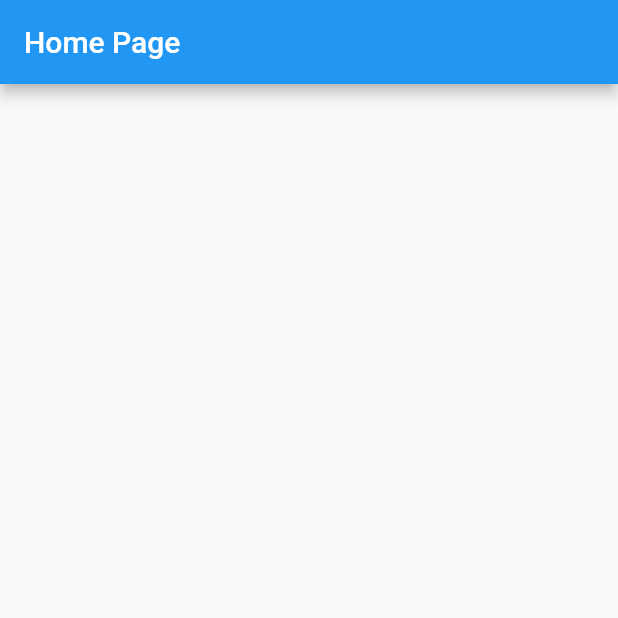
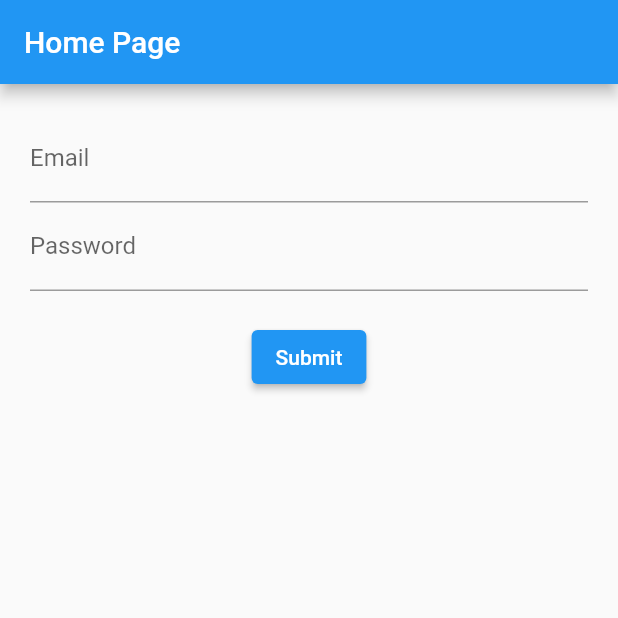
Before and after one commit to Wasim-Zaman/firebase_auth_using_bloc_flutter, a Flutter app: the screen it shows after launch, on a phone screen of 412 x 824 dp, the top half of it. Run offline on Flutter 3.47's test engine with Material 2 defaults, Android fonts, the phone set to English and light mode, and no system bars; our stand-ins replace email_validator, flutter_bloc.

Commit message:
done but miss-working

```diff
--- a/lib/blocs/auth_bloc.dart
+++ b/lib/blocs/auth_bloc.dart
@@ -0,0 +1,44 @@
+import 'package:firebase_auth_using_bloc_flutter/blocs/auth_repository.dart';
+import 'package:flutter_bloc/flutter_bloc.dart';
+import 'package:email_validator/email_validator.dart';
+
+import './auth_events.dart';
+import './auth_states.dart';
+
+class AuthBloc extends Bloc<AuthEvents, AuthStates> {
+  AuthBloc() : super(InitialState()) {
+    on<EmailValidationEvent>((event, emit) {
+      if (event.email == null || event.email.isEmpty) {
+        emit(InvalidEmailState('Please enter some text'));
+      }
+      if (!EmailValidator.validate(event.email)) {
+        emit(InvalidEmailState('Please enter a valid email address'));
+      } else {
+        emit(ValidEmailState(null));
+      }
+    });
+
+    on<PasswordValidationEvent>((event, emil) {
+      if (event.password == null || event.password.isEmpty) {
+        emit(InvalidPasswordState('Please enter some text'));
+      }
+      if (event.password.length < 6) {
+        emit(InvalidPasswordState(
+            'Password must be at least 6 characters long'));
+      } else {
+        emit(ValidPasswordState(null));
+      }
+    });
+    on<FormSavedEvent>((event, emit) async {
+      final authRep = AuthRepository();
+      final response = await authRep.signin(event.email, event.password);
+      if (response) {
+        emit(SuccessfulState());
+        print('Log in successful');
+      } else {
+        print('Log in failed');
+        emit(FailedState());
+      }
+    });
+  }
+}
--- a/lib/blocs/auth_events.dart
+++ b/lib/blocs/auth_events.dart
@@ -8,11 +8,17 @@ abstract class AuthEvents {}
 
   * NOTE: While adding event, just look into the UI and see what user can do
 */
-class FormValidationEvent extends AuthEvents {
+
+class EmailValidationEvent extends AuthEvents {
   final String email;
+
+  EmailValidationEvent(this.email);
+}
+
+class PasswordValidationEvent extends AuthEvents {
   final String password;
 
-  FormValidationEvent(this.email, this.password);
+  PasswordValidationEvent(this.password);
 }
 
 class FormSavedEvent extends AuthEvents {
--- /dev/null
+++ b/lib/blocs/auth_repository.dart
@@ -0,0 +1,76 @@
+import 'dart:convert';
+
+import 'package:http/http.dart' as http;
+
+class AuthRepository {
+  String? _token;
+  DateTime? _expiryDate;
+  String? _userId;
+
+  bool get isAuth {
+    return token != null;
+  }
+
+  String? get token {
+    if (_expiryDate != null &&
+        _expiryDate!.isAfter(DateTime.now()) &&
+        _token != null) {
+      return _token;
+    }
+    return null;
+  }
+
+  Future<bool> _authenticate(
+      String email, String password, String urlSegment) async {
+    final url =
+        'https://identitytoolkit.googleapis.com/v1/accounts:$urlSegment?key=AIzaSyDDWgdNsBAS942UIa4ShSw2jBiGju2FJqY';
+
+    try {
+      final response = await http.post(
+        Uri.parse(url),
+        body: json.encode(
+          {
+            'email': email,
+            'password': password,
+            'returnSecureToken': true,
+          },
+        ),
+      );
+      final responseBody = json.decode(response.body);
+      if (responseBody['error'] == null) {
+        // handle the error.
+        print(
+            '****** Try Bloc Error: ${responseBody['error']['message']} ******');
+        return false;
+      }
+      print('****** Response Body: $responseBody ******');
+
+      // get the token from the response body.
+      _token = responseBody['idToken'];
+
+      // get the user id from the response body.
+      _userId = responseBody['localId'];
+
+      // get the expiry date from the response body.
+      _expiryDate = DateTime.now().add(
+        Duration(
+          seconds: int.parse(responseBody['expiresIn']),
+        ),
+      );
+      print('****** User Logged In ******');
+      return true;
+    } catch (error) {
+      print('****** Catch Bloc Error: $error ******');
+      return false;
+    }
+    // print(json.decode(response.body));
+  }
+
+  Future<bool> signup(String email, String password) async {
+    return _authenticate(email, password, 'signUp');
+  }
+
+  Future<bool> signin(String email, String password) async {
+    return _authenticate(email, password, 'signInWithPassword');
+  }
+}
--- a/lib/blocs/auth_states.dart
+++ b/lib/blocs/auth_states.dart
@@ -0,0 +1,36 @@
+abstract class AuthStates {}
+
+// One state can be for initial state
+class InitialState extends AuthStates {}
+
+// One state can be for invalid data
+class InvalidEmailState extends AuthStates {
+  final message;
+  InvalidEmailState(this.message);
+}
+
+class InvalidPasswordState extends AuthStates {
+  final message;
+  InvalidPasswordState(this.message);
+}
+
+// One state can be for valid data
+class ValidEmailState extends AuthStates {
+  final message;
+  ValidEmailState(this.message);
+}
+
+class ValidPasswordState extends AuthStates {
+  final message;
+  ValidPasswordState(this.message);
+}
+
+// One state can be for error
+class ErrorState extends AuthStates {}
+
+// One state can be for loading
+class LoadingState extends AuthStates {}
+
+class SuccessfulState extends AuthStates {}
+
+class FailedState extends AuthStates {}
--- a/lib/pages/home_page.dart
+++ b/lib/pages/home_page.dart
@@ -1,4 +1,8 @@
 import 'package:flutter/material.dart';
+import 'package:flutter_bloc/flutter_bloc.dart';
+
+import '../blocs/auth_bloc.dart';
+import '../widgets/app_form.dart';
 
 class HomePage extends StatelessWidget {
   const HomePage({super.key});
@@ -9,7 +13,10 @@ class HomePage extends StatelessWidget {
       appBar: AppBar(
         title: const Text('Home Page'),
       ),
-
+      body: BlocProvider<AuthBloc>(
+        create: (context) => AuthBloc(),
+        child: const AppForm(),
+      ),
     );
   }
 }
--- /dev/null
+++ b/lib/widgets/app_form.dart
@@ -0,0 +1,164 @@
+import 'package:flutter/material.dart';
+import 'package:flutter_bloc/flutter_bloc.dart';
+
+import '../blocs/auth_bloc.dart';
+import '../blocs/auth_events.dart';
+import '../blocs/auth_states.dart';
+import '../blocs/auth_repository.dart';
+
+class AppForm extends StatefulWidget {
+  const AppForm({super.key});
+
+  @override
+  State<AppForm> createState() => _AppFormState();
+}
+
+class _AppFormState extends State<AppForm> {
+  final _formKey = GlobalKey<FormState>();
+  Map<String, String> _authData = <String, String>{
+    'email': '',
+    'password': '',
+  };
+
+  @override
+  void dispose() {
+    _formKey.currentState?.dispose();
+    super.dispose();
+  }
+
+  void _saveForm() async {
+    /*
+      * In order to save the form, we need to validate the form first
+      * If the form is not valid, we don't need to save the form
+      * So, we are using the validate() method to validate the form
+      * If the form is valid, we are saving the form
+    */
+    final isValid = _formKey.currentState?.validate() ?? false;
+
+    if (!isValid) {
+      return;
+    }
+    print('^^^^^^^^^^^^^ ${_authData['email']} ^^^^^^^^^^^');
+    print('^^^^^^^^^^^^^ ${_authData['password']} ^^^^^^^^^^^');
+
+    _formKey.currentState?.save();
+    // final authRep = AuthRepository();
+    // final response =
+    //     await authRep.signin(_authData['email']!, _authData['password']!);
+    // if (response) {
+    //   ScaffoldMessenger.of(context).hideCurrentSnackBar();
+    //   ScaffoldMessenger.of(context).showSnackBar(
+    //     const SnackBar(
+    //       content: Text('Login Successful'),
+    //     ),
+    //   );
+    // } else {
+    //   ScaffoldMessenger.of(context).hideCurrentSnackBar();
+    //   ScaffoldMessenger.of(context).showSnackBar(
+    //     const SnackBar(
+    //       content: Text('Login Failed'),
+    //     ),
+    //   );
+    // }
+  }
+
+  @override
+  Widget build(BuildContext context) {
+    return Padding(
+      padding: const EdgeInsets.all(20.0),
+      child: Form(
+        key: _formKey,
+        child: Column(
+          children: [
+            BlocBuilder<AuthBloc, AuthStates>(
+              builder: (context, state) {
+                return TextFormField(
+                  onChanged: (value) {
+                    // Email Changed Event
+                    BlocProvider.of<AuthBloc>(context)
+                        .add(EmailValidationEvent(value));
+                    _authData['email'] = value;
+                  },
+                  decoration: const InputDecoration(
+                    labelText: 'Email',
+                  ),
+                  autovalidateMode: AutovalidateMode.onUserInteraction,
+                  validator: (_) {
+                    if (state is InvalidEmailState) {
+                      return state.message;
+                    }
+                  },
+                  onSaved: (value) {
+                    // Form Saved Event
+                    _authData['email'] = value!;
+                  },
+                );
+              },
+            ),
+            BlocBuilder<AuthBloc, AuthStates>(
+              builder: (context, state) {
+                return TextFormField(
+                  onChanged: (value) {
+                    // Email Changed Event
+                    BlocProvider.of<AuthBloc>(context)
+                        .add(PasswordValidationEvent(value));
+                    _authData['password'] = value;
+                  },
+                  decoration: const InputDecoration(
+                    labelText: 'Password',
+                  ),
+                  autovalidateMode: AutovalidateMode.onUserInteraction,
+                  validator: (_) {
+                    if (state is InvalidPasswordState) {
+                      return state.message;
+                    }
+                  },
+                  onSaved: (value) {
+                    // Form Saved Event
+                    _authData['password'] = value!;
+                  },
+                );
+              },
+            ),
+            const SizedBox(height: 20),
+            BlocBuilder<AuthBloc, AuthStates>(
+              builder: (context, state) {
+                return ElevatedButton(
+                  onPressed: () {
+                    if (_formKey.currentState?.validate() == true) {
+                      ScaffoldMessenger.of(context).showSnackBar(
+                        const SnackBar(
+                          content: Text('Processing Data'),
+                        ),
+                      );
+                      ScaffoldMessenger.of(context).hideCurrentSnackBar();
+                      BlocProvider.of<AuthBloc>(context).add(FormSavedEvent(
+                          _authData['email']!, _authData['password']!));
+                      print('%%%%%%%% ${_authData['email']!} %%%%%%%%');
+                      print('%%%%%%%% ${_authData['password']!} %%%%%%%%');
+
+                      if (state is SuccessfulState) {
+                        ScaffoldMessenger.of(context).showSnackBar(
+                          const SnackBar(
+                            content: Text('Login Successful'),
+                          ),
+                        );
+                      } else if (state is FailedState) {
+                        ScaffoldMessenger.of(context).showSnackBar(
+                          const SnackBar(
+                            content: Text('Login Failed'),
+                          ),
+                        );
+                      }
+                    }
+                  },
+                  child: const Text('Submit'),
+                );
+              },
+            ),
+          ],
+        ),
+      ),
+    );
+  }
+}
```
